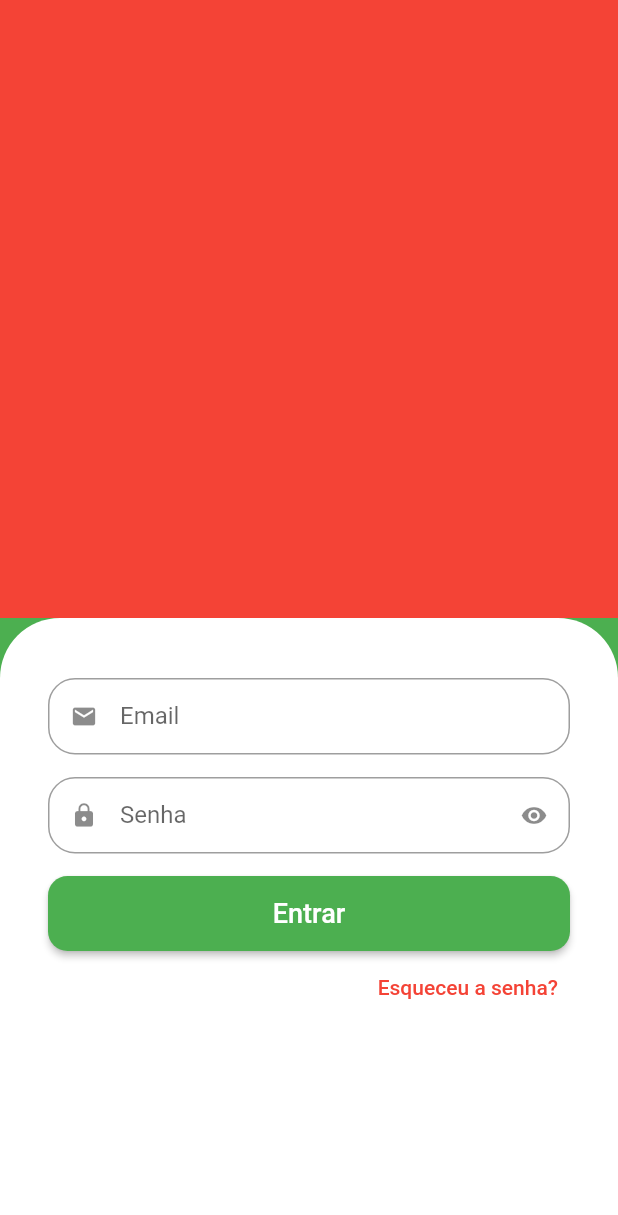
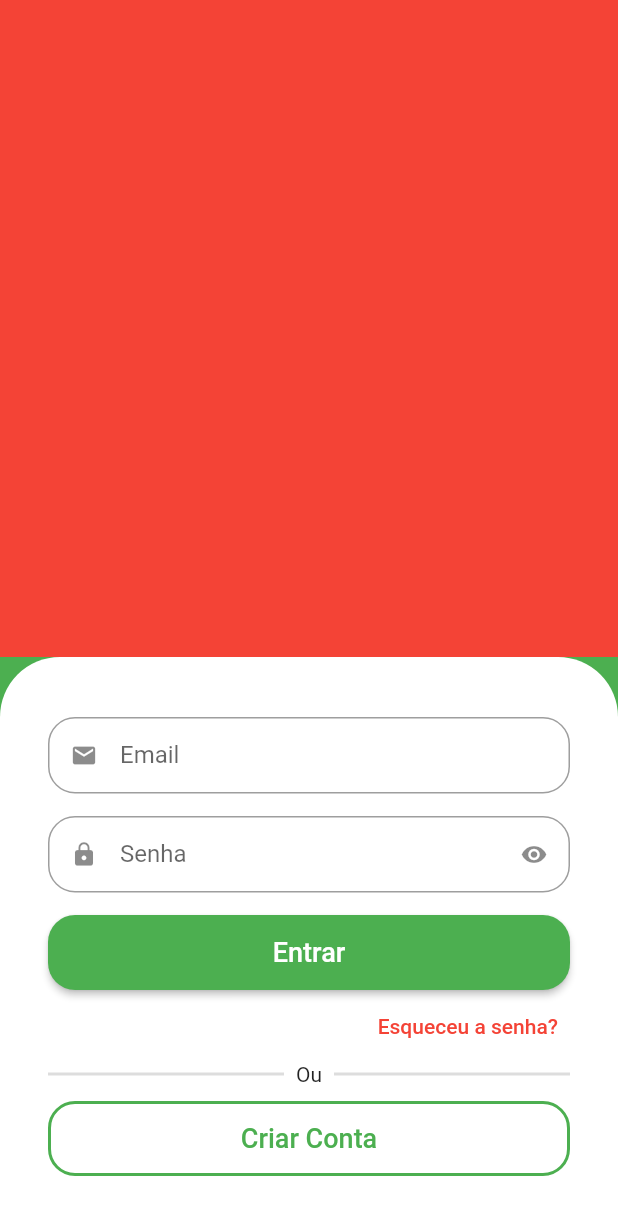
Before and after one commit to eduardotsilva/app_verdureiro, a Flutter app: the screen it shows after launch, on a phone screen of 412 x 824 dp. Shown: the top 1215 px of the screen. Run offline on Flutter 3.47's test engine with Material 2 defaults, Android fonts, the phone set to English and light mode, and no system bars.

Commit message:
Criando botões de cadastro e estruturando sem expanded

```diff
--- a/lib/src/auth/sign_in_screen.dart
+++ b/lib/src/auth/sign_in_screen.dart
@@ -17,8 +17,7 @@ class SignInScreen extends StatelessWidget {
               ),
             ),
           ),
-          Expanded(
-            child: Container(
+          Container(
             padding: const EdgeInsets.symmetric(horizontal: 32, vertical: 40),
             decoration: const BoxDecoration(
               color: Colors.white,
@@ -29,7 +28,6 @@ class SignInScreen extends StatelessWidget {
             child: Column(
               crossAxisAlignment: CrossAxisAlignment.stretch,
               children: [
-
                 //email
                 const CustomTextField(icon: Icons.email, label: 'Email'),
 
@@ -37,12 +35,13 @@ class SignInScreen extends StatelessWidget {
                 const CustomTextField(
                     icon: Icons.lock, label: 'Senha', isSecret: true),
 
+                //botao de entrar
                 SizedBox(
                   height: 50,
                   child: ElevatedButton(
                     style: ElevatedButton.styleFrom(
                       shape: RoundedRectangleBorder(
-                          borderRadius: BorderRadius.circular(13),
+                        borderRadius: BorderRadius.circular(18),
                       ),
                     ),
                     onPressed: () {},
@@ -53,6 +52,7 @@ class SignInScreen extends StatelessWidget {
                   ),
                 ),
 
+                //Esqueceu a senha
                 Align(
                   alignment: Alignment.centerRight,
                   child: TextButton(
@@ -62,9 +62,47 @@ class SignInScreen extends StatelessWidget {
                       style: TextStyle(color: Colors.red),
                     ),
                   ),
+                ),
+
+                //Divisor
+                Padding(
+                  padding: const EdgeInsets.only(bottom: 10),
+                  child: Row(
+                    children: [
+                      Expanded(
+                        child: Divider(
+                          color: Colors.grey.withAlpha(90),
+                          thickness: 2,
+                        ),
+                      ),
+                      const Padding(
+                        padding: EdgeInsets.symmetric(horizontal: 8),
+                        child: Text('Ou'),
+                      ),
+                      Expanded(
+                        child: Divider(
+                          color: Colors.grey.withAlpha(90),
+                          thickness: 2,
+                        ),
+                      ),
+                    ],
+                  ),
+                ),
+
+                //Botao de Novo usuario
+                SizedBox(
+                  height: 50,
+                  child: OutlinedButton(
+                    style: OutlinedButton.styleFrom(
+                        side: const BorderSide(width: 2, color: Colors.green),
+                        shape: RoundedRectangleBorder(
+                            borderRadius: BorderRadius.circular(18))),
+                    onPressed: () {},
+                    child: const Text('Criar Conta',
+                        style: TextStyle(fontSize: 18)),
+                  ),
                 )
               ],
-              ),
             ),
           ),
         ],
```
Lines whose indentation alone changed are shown as unchanged.
